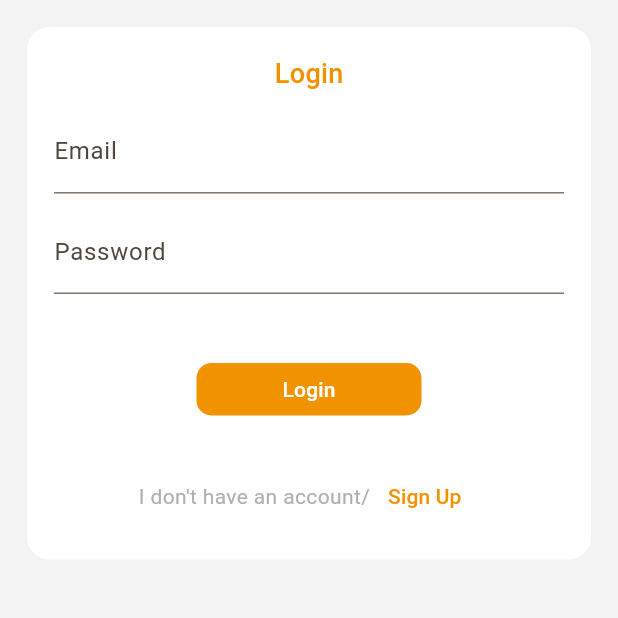
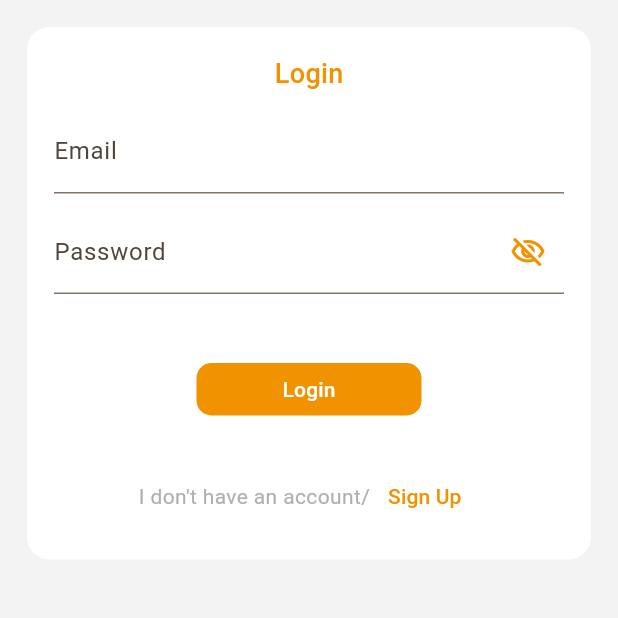
Before and after one commit to NML124/lecolombier, a Flutter app: the screen it shows after launch, on a phone screen of 412 x 824 dp, the part 183-801 px from its top. Run offline on Flutter 3.47's test engine with Material 3 defaults, Android fonts, the light colour scheme and no system bars.

Commit message:
Refactor TextFormFieldCustom to StatefulWidget for password visibility toggle

```diff
--- a/lib/customWidget/text_form_field_custom.dart
+++ b/lib/customWidget/text_form_field_custom.dart
@@ -2,7 +2,7 @@ import 'package:lecolombier/customWidget/components/validator.dart';
 
 import '../utils/materials.dart';
 
-class TextFormFieldCustom extends StatelessWidget {
+class TextFormFieldCustom extends StatefulWidget {
   const TextFormFieldCustom({
     super.key,
     required this.label,
@@ -12,13 +12,39 @@ class TextFormFieldCustom extends StatelessWidget {
   final String label;
   final String type;
   final TextEditingController controller;
+
+  @override
+  State<TextFormFieldCustom> createState() => _TextFormFieldCustomState();
+}
+
+class _TextFormFieldCustomState extends State<TextFormFieldCustom> {
+  bool isPasswordVisible = false;
+
   @override
   Widget build(BuildContext context) {
-    final validator = ValidatorFactory.getValidator(type);
+    final validator = ValidatorFactory.getValidator(widget.type);
     return TextFormField(
-      decoration: InputDecoration(label: Text(label)),
-      controller: controller,
-      obscureText: type == TypeForm.password,
+      decoration: InputDecoration(
+        label: Text(widget.label),
+        suffixIcon:
+            widget.type == TypeForm.password
+                ? IconButton(
+                  icon: Icon(
+                    isPasswordVisible
+                        ? Icons.visibility_outlined
+                        : Icons.visibility_off_outlined,
+                    color: primary,
+                  ),
+                  onPressed: () {
+                    setState(() {
+                      isPasswordVisible = !isPasswordVisible;
+                    });
+                  },
+                )
+                : null,
+      ),
+      controller: widget.controller,
+      obscureText: !isPasswordVisible,
       validator: (value) {
         return validator.validate(value);
       },
```
